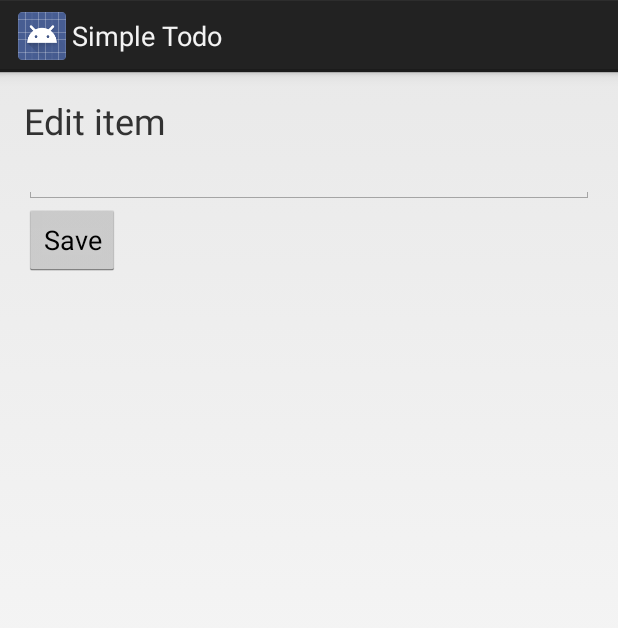
After one commit to bkuzio/todo-app, an Android app: the EditItemActivity screen opened directly, with no data from a screen before it, on a phone screen of 412 x 824 dp. The commit adds this screen. Shown: the top 628 px of the screen. Run offline under Robolectric (Android 15) with nearby library versions, the phone set to English and light mode, and no system bars; 1 statement that could not run was skipped.

Commit message:
Add edit item activity.

```diff
--- a/app/src/main/AndroidManifest.xml
+++ b/app/src/main/AndroidManifest.xml
@@ -15,6 +15,7 @@
                 <category android:name="android.intent.category.LAUNCHER" />
             </intent-filter>
         </activity>
+        <activity android:name=".EditItemActivity"></activity>
     </application>
 
 </manifest>
--- /dev/null
+++ b/app/src/main/java/codepath/com/simpletodo/EditItemActivity.java
@@ -0,0 +1,34 @@
+package codepath.com.simpletodo;
+
+import android.app.Activity;
+import android.content.Intent;
+import android.os.Bundle;
+import android.view.View;
+import android.widget.EditText;
+
+public class EditItemActivity extends Activity {
+
+    private int position;
+
+    @Override
+    protected void onCreate(Bundle savedInstanceState) {
+        super.onCreate(savedInstanceState);
+        setContentView(R.layout.activity_edit_item);
+
+        String item = getIntent().getStringExtra("todo_item");
+        position = getIntent().getIntExtra("position", -1);
+
+        EditText etEditItem = (EditText) findViewById(R.id.etEditItem);
+        etEditItem.setText(item);
+        etEditItem.setSelection(item.length(), item.length());
+    }
+
+    public void onSave(View view) {
+        EditText etEditItem = (EditText) findViewById(R.id.etEditItem);
+        Intent data = new Intent();
+        data.putExtra("todo_item", etEditItem.getText().toString());
+        data.putExtra("position", position);
+        setResult(RESULT_OK, data);
+        finish();
+    }
+}
--- /dev/null
+++ b/app/src/main/res/layout/activity_edit_item.xml
@@ -0,0 +1,45 @@
+<?xml version="1.0" encoding="utf-8"?>
+<RelativeLayout xmlns:android="http://schemas.android.com/apk/res/android"
+    xmlns:tools="http://schemas.android.com/tools"
+    android:id="@+id/activity_edit_item"
+    android:layout_width="match_parent"
+    android:layout_height="match_parent"
+    android:paddingBottom="@dimen/activity_vertical_margin"
+    android:paddingLeft="@dimen/activity_horizontal_margin"
+    android:paddingRight="@dimen/activity_horizontal_margin"
+    android:paddingTop="@dimen/activity_vertical_margin"
+    tools:context="codepath.com.simpletodo.EditItemActivity">
+
+    <TextView
+        android:text="Edit item"
+        android:layout_width="wrap_content"
+        android:layout_height="wrap_content"
+        android:id="@+id/textEdit"
+        android:textSize="24sp"
+        android:layout_alignParentTop="true"
+        android:layout_alignParentLeft="true"
+        android:layout_alignParentStart="true" />
+
+    <EditText
+        android:layout_width="wrap_content"
+        android:layout_height="wrap_content"
+        android:inputType="textMultiLine"
+        android:maxLines="10"
+        android:ems="10"
+        android:id="@+id/etEditItem"
+        android:layout_below="@+id/textEdit"
+        android:layout_alignParentLeft="true"
+        android:layout_alignParentStart="true"
+        android:layout_alignParentRight="true"
+        android:layout_alignParentEnd="true" />
+
+    <Button
+        android:text="Save"
+        android:onClick="onSave"
+        android:layout_width="wrap_content"
+        android:layout_height="wrap_content"
+        android:id="@+id/btnSaveEdit"
+        android:layout_below="@+id/etEditItem"
+        android:layout_alignParentLeft="true"
+        android:layout_alignParentStart="true" />
+</RelativeLayout>
```
Also changed, not shown: app/src/main/java/codepath/com/simpletodo/MainActivity.java (+33 -1 lines).
